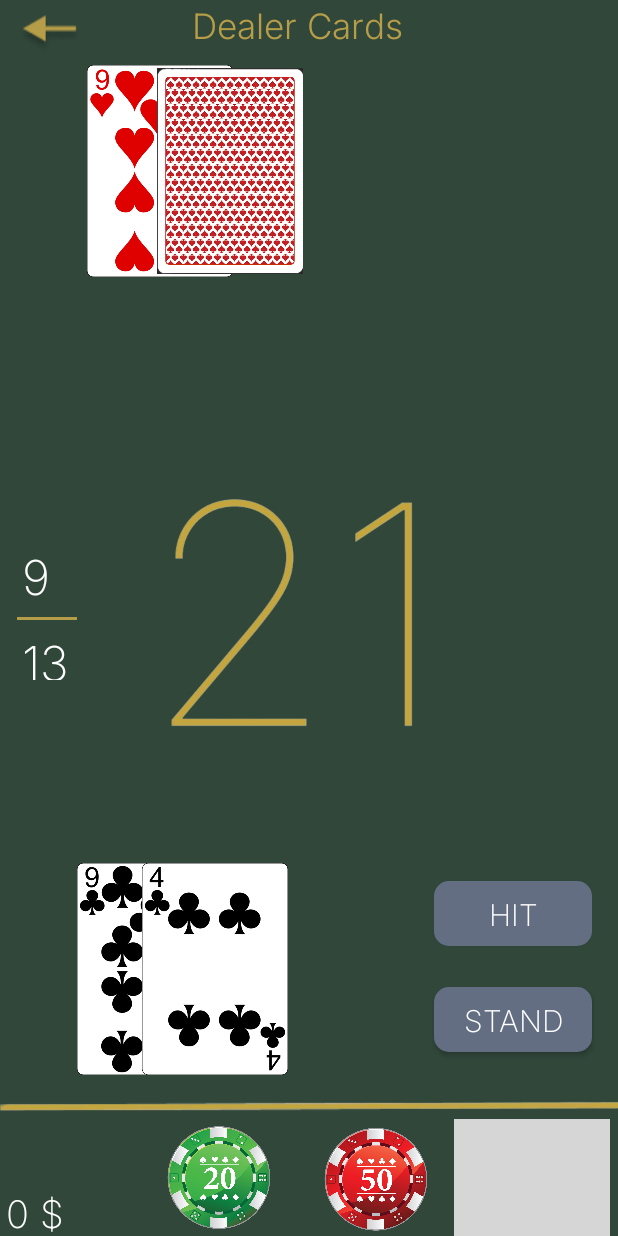
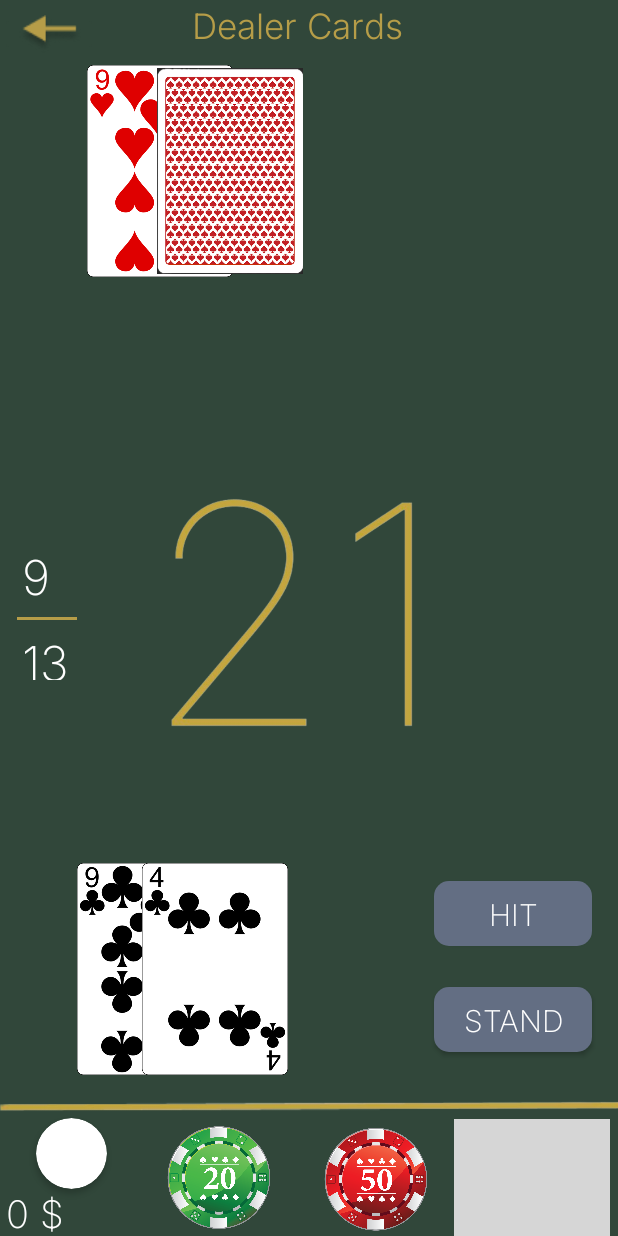
Before and after one commit to alvinjhson/CardGame, an Android app: the PlayActivity screen opened directly, with no data from a screen before it, after a tap on "DEAL", on a phone screen of 412 x 824 dp. Run offline under Robolectric (Android 15) with nearby library versions, the phone set to English and light mode, and no system bars; grey boxes are pictures that could not be loaded.

Commit message:
you can see your pfp in play activity

```diff
--- a/app/src/main/java/com/example/cardgame/PlayActivity.kt
+++ b/app/src/main/java/com/example/cardgame/PlayActivity.kt
@@ -6,6 +6,7 @@ import android.animation.AnimatorSet
 import android.animation.ObjectAnimator
 import android.content.Context
 import android.content.Intent
+import android.graphics.BitmapFactory
 import android.os.Build
 import androidx.appcompat.app.AppCompatActivity
 import android.os.Bundle
@@ -25,6 +26,8 @@ import android.view.animation.AccelerateDecelerateInterpolator
 import android.view.animation.Animation
 import android.view.animation.DecelerateInterpolator
 import android.view.animation.TranslateAnimation
+import androidx.cardview.widget.CardView
+import java.io.File
 
 
 class PlayActivity : AppCompatActivity() {
@@ -102,6 +105,10 @@ class PlayActivity : AppCompatActivity() {
     override fun onCreate(savedInstanceState: Bundle?) {
         super.onCreate(savedInstanceState)
         setContentView(R.layout.activity_play)
+
+
+
+
         textViewPlayer = findViewById(R.id.textViewPlayer)
         textViewDealer = findViewById(R.id.textViewDealer)
         textViewWinLose = findViewById(R.id.winLoseText)
@@ -147,6 +154,7 @@ class PlayActivity : AppCompatActivity() {
         val bet100Button = findViewById<ImageButton>(R.id.chip100Button)
         val doubleButton = findViewById<Button>(R.id.doubleButton)
         val lineImage = findViewById<ImageView>(R.id.betweenImageView)
+        val cardView = findViewById<CardView>(R.id.cardView)
 
         val imgLine = AnimationUtils.loadAnimation(this,R.anim.imgline)
         val btHit = AnimationUtils.loadAnimation(this,R.anim.bthit)
@@ -156,6 +164,8 @@ class PlayActivity : AppCompatActivity() {
         val img50 = AnimationUtils.loadAnimation(this,R.anim.img50)
         val img100 = AnimationUtils.loadAnimation(this,R.anim.img100)
         val txtBalance = AnimationUtils.loadAnimation(this,R.anim.txtbalance)
+        val cardViewAnim = AnimationUtils.loadAnimation(this,R.anim.cardview)
+
 
         hitButton.startAnimation(btHit)
         dealButton.startAnimation(btDeal)
@@ -166,6 +176,7 @@ class PlayActivity : AppCompatActivity() {
         balanceTextView.startAnimation(txtBalance)
         lineImage.startAnimation(imgLine)
         playerImage.startAnimation(imgLine)
+        cardView.startAnimation(cardViewAnim)
 
         playerCards = listOf(playerCard1, playerCard2,playerCard3,playerCard4,playerCard5)
         dealerCards = listOf(dealerCard1,dealerCard2,dealerCard3,dealerCard4,dealerCard5)
@@ -179,6 +190,17 @@ class PlayActivity : AppCompatActivity() {
         roundsPlayed = sharedPref.getInt("roundsPlayed", 0)
         playersList[0].balance = sharedPref.getInt("playerBalance", 0)
         totalChipsWon = sharedPref.getInt("totalChipsWon", 0)
+
+        val sharedPreferences = getSharedPreferences("MyPreferences", Context.MODE_PRIVATE)
+        val imagePath = sharedPreferences.getString("ImagePath", null)
+        if (imagePath != null) {
+            val imageFile = File(imagePath)
+            if (imageFile.exists()) {
+                val bitmap = BitmapFactory.decodeFile(imagePath)
+                val imageView = findViewById<ImageView>(R.id.playerImageView)
+                imageView.setImageBitmap(bitmap)
+            }
+        }
 
         betChips(playersList[0])
         playerBalanceTextView()
--- a/app/src/main/java/com/example/cardgame/StatisticActivity2.kt
+++ b/app/src/main/java/com/example/cardgame/StatisticActivity2.kt
@@ -141,4 +141,8 @@ class StatisticActivity2 : AppCompatActivity() {
         playerNameView.text = "$name"
 
     }
+    fun setPlayerImg(imageView: ImageView) {
+        setPlayerView = imageView
+
+    }
 }
--- /dev/null
+++ b/app/src/main/res/anim/cardview.xml
@@ -0,0 +1,24 @@
+<?xml version="1.0" encoding="utf-8"?>
+<set xmlns:android="http://schemas.android.com/apk/res/android"
+
+
+
+    android:duration="800"
+    android:startOffset="700"
+
+    >
+
+    <alpha
+        android:fromAlpha="0.0"
+        android:toAlpha="1.0"
+        />
+    <scale
+        android:fromYScale="0.0"
+        android:fromXScale="0.0"
+        android:toYScale="1.0"
+        android:toXScale="1.0"
+        android:pivotY="50%"
+        android:pivotX="50%"
+        />
+
+</set>
--- a/app/src/main/res/layout/activity_play.xml
+++ b/app/src/main/res/layout/activity_play.xml
@@ -528,17 +528,29 @@
         app:layout_constraintTop_toTopOf="parent"
         app:layout_constraintVertical_bias="1.0" />
 
-    <ImageView
-        android:id="@+id/playerImageView"
-        android:layout_width="52dp"
-        android:layout_height="51dp"
+
+    <androidx.cardview.widget.CardView
+        android:id="@+id/cardView"
+        android:layout_width="47dp"
+        android:layout_height="47dp"
+        android:background="#31473A"
+        app:cardCornerRadius="47.5dp"
         app:layout_constraintBottom_toBottomOf="parent"
         app:layout_constraintEnd_toEndOf="parent"
-        app:layout_constraintHorizontal_bias="0.064"
+        app:layout_constraintHorizontal_bias="0.066"
         app:layout_constraintStart_toStartOf="parent"
         app:layout_constraintTop_toTopOf="parent"
-        app:layout_constraintVertical_bias="0.96"
-        app:srcCompat="@drawable/_e4fd3fd8f2aff9c26b15c1f1c23b11e_removebg_preview" />
+        app:layout_constraintVertical_bias="0.96">
+
+        <ImageView
+            android:id="@+id/playerImageView"
+            android:layout_width="match_parent"
+            android:layout_height="match_parent"
+            android:scaleType="centerCrop"
+            app:srcCompat="@drawable/_e4fd3fd8f2aff9c26b15c1f1c23b11e_removebg_preview" />
+
+
+    </androidx.cardview.widget.CardView>
 
     <ImageView
         android:id="@+id/imageView5"
```
